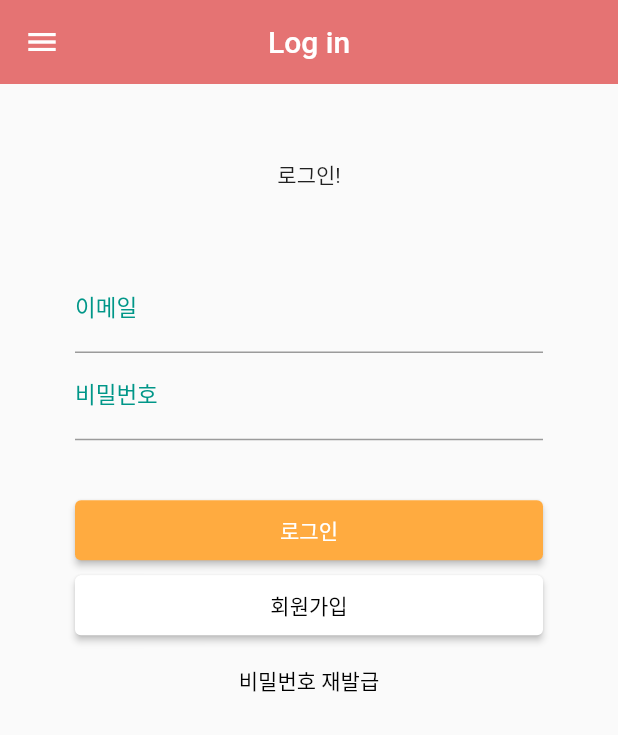
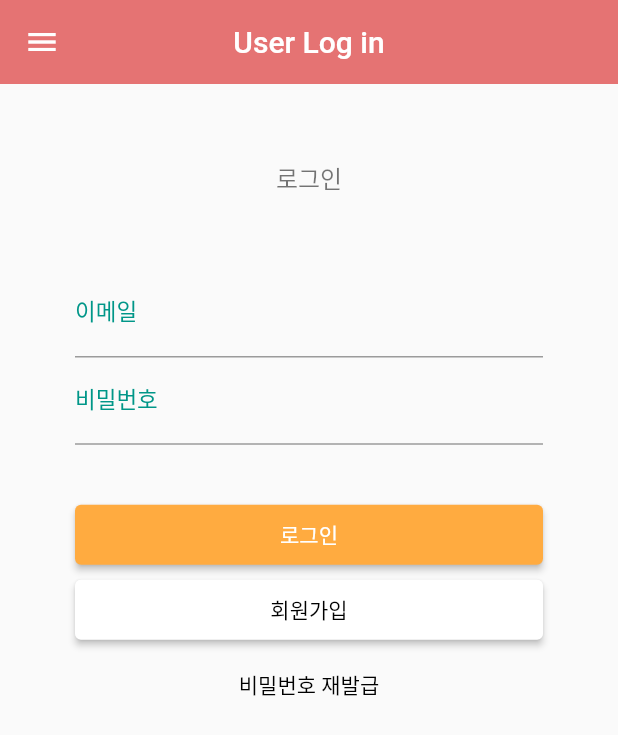
Before and after one commit to ilsole1025/project_bab, a Flutter app: the screen it shows after launch, on a phone screen of 412 x 824 dp. Shown: the top 735 px of the screen. Run offline on Flutter 3.47's test engine with Material 2 defaults, Android fonts, the phone set to English and light mode, and no system bars; drawn by our look-alikes of modal_progress_hud_nsn; our stand-ins replace cloud_firestore, cloud_functions, firebase_auth, firebase_core, flutter_rating_bar, flutter_spinkit and 1 more; missing offline and left inert: flutterfire_ui; accounts and stored records are empty; Roboto replaces fonts that are missing (Pretendard); project files that could hold a hidden picture were left out.

Commit message:
ilsole1025

```diff
--- a/lib/sub/LoginPage.dart
+++ b/lib/sub/LoginPage.dart
@@ -11,7 +11,8 @@ import 'package:project_bab/sub/PwReset.dart';
 import 'CreatePage.dart';
 import 'userinfosave.dart';
 import 'package:modal_progress_hud_nsn/modal_progress_hud_nsn.dart';
-
+import 'package:project_bab/widgets/app_large_text.dart';
+import 'package:project_bab/widgets/app_text.dart';
 
 
 class LogIn extends StatefulWidget {
@@ -95,7 +96,7 @@ class _LogInState extends State<LogIn> {
   Widget build(BuildContext context) {
     return Scaffold(
       appBar: AppBar(
-        title: Text('Log in'),
+        title: Text('User Log in'),
         elevation: 0.0,
         backgroundColor: Colors.red[300],
         centerTitle: true,
@@ -114,9 +115,7 @@ class _LogInState extends State<LogIn> {
             child: Column(
               children: [
                 Padding(padding: EdgeInsets.only(top: 50)),
-                Center(
-                    child: Text("로그인!")
-                ),
+                AppText(text: "로그인"),
                 Form(
                     child: Theme(
                       data: ThemeData(
```
